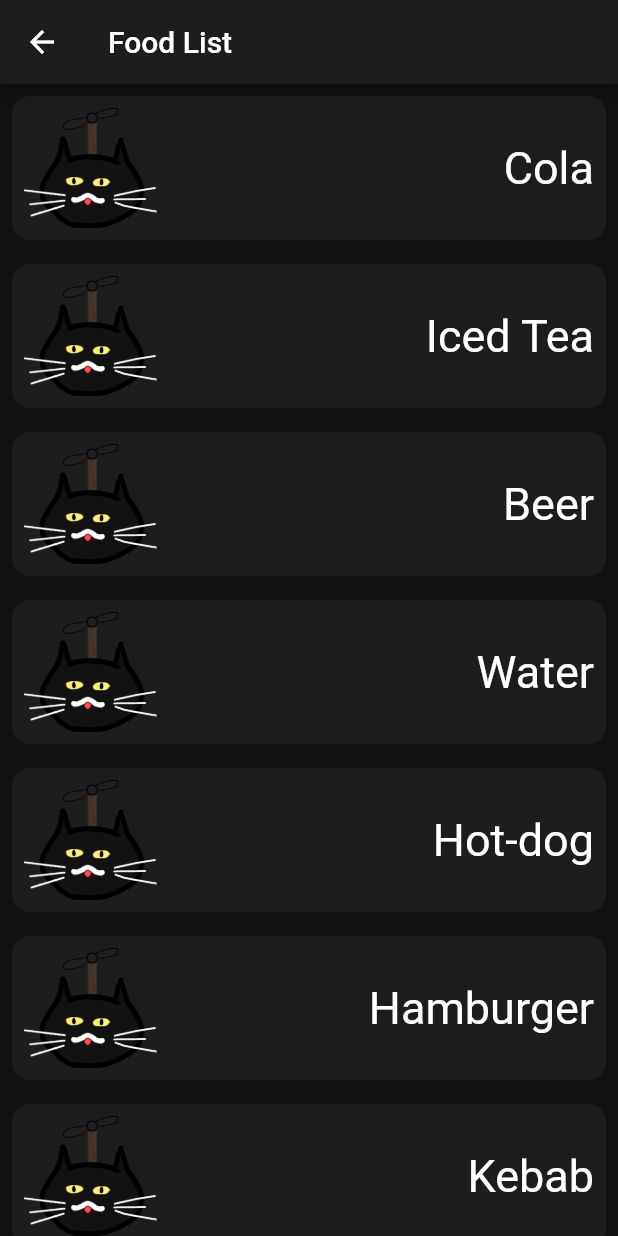
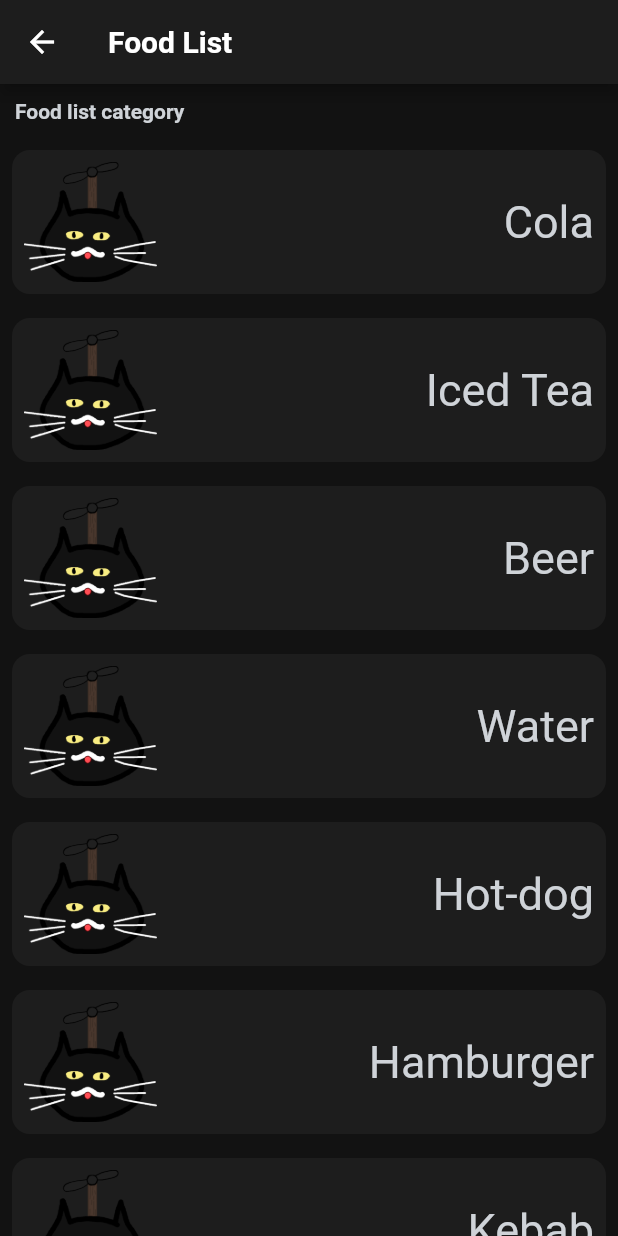
Before and after one commit to FEUP-ESOF-2020-21/open-cx-t1g3-pantufas, a Flutter app: the screen it shows after launch, after a tap on "List Products", on a phone screen of 412 x 824 dp. Run offline on Flutter 3.47's test engine with Material 2 defaults, Android fonts, the phone set to English and light mode, and no system bars.

Commit message:
Update: alignment + listview title.

```diff
--- a/droneyourfood/lib/ProductWidget.dart
+++ b/droneyourfood/lib/ProductWidget.dart
@@ -76,7 +76,7 @@ class ProductWidgetText extends StatelessWidget {
                 child: Text(
               this.product.name,
               textAlign: TextAlign.right,
-              style: TextStyle(color: Colors.white, fontSize: 30),
+              style: TextStyle(color: Color(0xFFCFD3D8), fontSize: 30),
             ))
           ],
         ));
--- a/droneyourfood/lib/listProduct.dart
+++ b/droneyourfood/lib/listProduct.dart
@@ -4,11 +4,28 @@ import 'ProductWidget.dart';
 class ProductListScreen extends StatelessWidget {
   @override
   Widget build(BuildContext context) {
+    final textColor = Color(0xFFCFD3D8);
     return Scaffold(
-      appBar: AppBar(
-        title: Text('Food List'),
-      ),
-      body: ProductListWidget()
-    );
+        appBar: AppBar(
+          title: Text(
+            'Food List',
+            style: TextStyle(fontWeight: FontWeight.bold, color: Colors.white),
+          ),
+        ),
+        body: Column(
+          children: [
+            Container(
+                alignment: Alignment.centerLeft,
+                padding: new EdgeInsets.all(10.0),
+                child: Text(
+                  "Food list category",
+                  textAlign: TextAlign.left,
+                  style:
+                      TextStyle(fontWeight: FontWeight.bold, color: textColor),
+                )),
+            Expanded(child: ProductListWidget())
+          ],
+        ));
   }
 }
+// ProductListWidget()
--- a/droneyourfood/lib/main.dart
+++ b/droneyourfood/lib/main.dart
@@ -9,7 +9,7 @@ class MyApp extends StatelessWidget {
   // This widget is the root of your application.
 
   final swatch = const MaterialColor(0xFF202124, const <int, Color>{
-    50: const Color(0xFFCFD3D8),
+    50: const Color(0xFF32674C),
     100: const Color(0xFFCFD3D8),
     200: const Color(0xFFABAFB1),
     300: const Color(0xFF929597),
@@ -30,6 +30,13 @@ class MyApp extends StatelessWidget {
         primaryColor: swatch.shade800,
         accentColor: swatch.shade800,
         primarySwatch: swatch,
+        colorScheme: ColorScheme.fromSwatch(
+            primarySwatch: swatch,
+            primaryColorDark: swatch.shade800,
+            accentColor: swatch.shade50,
+            cardColor: swatch.shade500,
+            backgroundColor: swatch.shade800,
+            brightness: Brightness.dark),
         scaffoldBackgroundColor: swatch.shade900,
       ),
       home: MyHomePage(title: 'Drone your food'),
@@ -68,7 +75,7 @@ class _MyHomePageState extends State<MyHomePage> {
       appBar: AppBar(
         // Here we take the value from the MyHomePage object that was created by
         // the App.build method, and use it to set our appbar title.
-        title: Text(widget.title),
+        title: Center(child: Text(widget.title, textAlign: TextAlign.center)),
       ),
       body: Center(
         // Center is a layout widget. It takes a single child and positions it
--- a/droneyourfood/pubspec.yaml
+++ b/droneyourfood/pubspec.yaml
@@ -28,6 +28,9 @@ dependencies:
   # The following adds the Cupertino Icons font to your application.
   # Use with the CupertinoIcons class for iOS style icons.
   cupertino_icons: ^1.0.0
+  mongo_dart:
+    git:
+      url: https://github.com/mongo-dart/mongo_dart.git
 
 dev_dependencies:
   flutter_test:
```
Also changed, not shown: droneyourfood/pubspec.lock.
